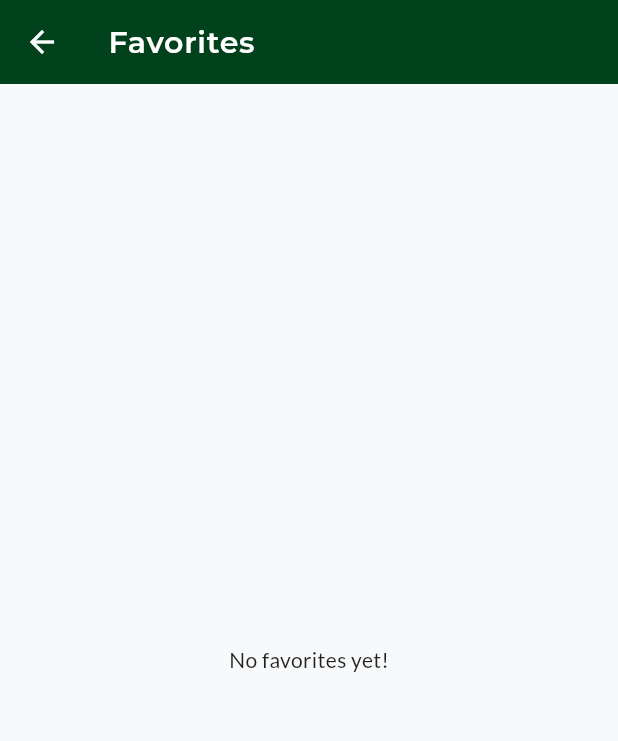
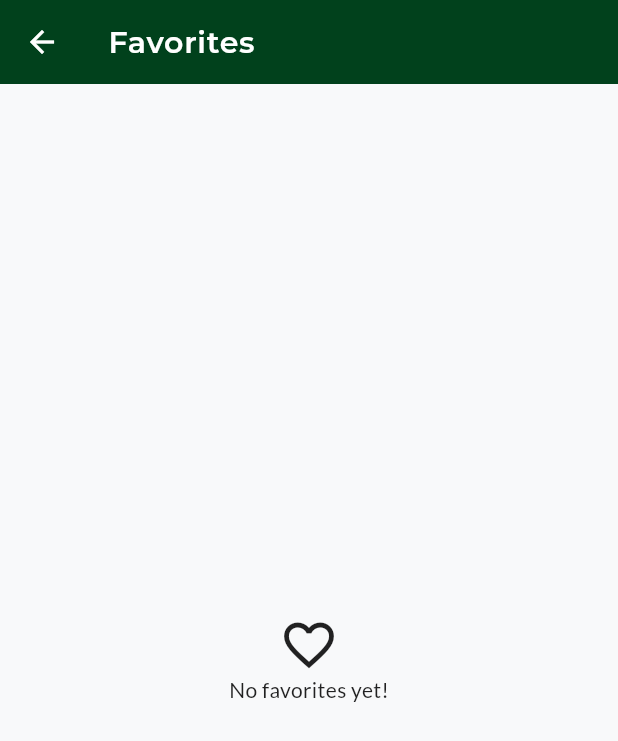
Before and after one commit to Faizan-Shurjeel/Uni-Option, a Flutter app: the FavoritesScreen screen opened by its route, on a phone screen of 412 x 824 dp. Shown: the top 741 px of the screen. Run offline on Flutter 3.47's test engine with Material 3 defaults, Android fonts, the phone set to English and light mode, and no system bars; our stand-ins replace cached_network_image, google_fonts, shared_preferences; accounts and stored records are empty.

Commit message:
Favorite

```diff
--- a/lib/screens/favorites_screen.dart
+++ b/lib/screens/favorites_screen.dart
@@ -8,28 +8,56 @@ class FavoritesScreen extends StatelessWidget {
 
   @override
   Widget build(BuildContext context) {
-    final universityProvider = Provider.of<UniversityProvider>(context);
-    final List<University> favoriteUniversities = universityProvider.favorites;
-
     return Scaffold(
       appBar: AppBar(
         title: const Text('Favorites'),
       ),
-      body: favoriteUniversities.isEmpty
+      body: Consumer<UniversityProvider>(
+        builder: (context, universityProvider, child) {
+          final List<University> favoriteUniversities =
+              universityProvider.favorites;
+
+          return favoriteUniversities.isEmpty
               ? const Center(
-              child: Text('No favorites yet!'),
+                  child: EmptyFavorites(), // Custom widget for empty state
                 )
               : ListView.builder(
                   itemCount: favoriteUniversities.length,
                   itemBuilder: (context, index) {
                     final university = favoriteUniversities[index];
+                    return FavoriteUniversityTile(
+                      key: ValueKey(university.id),
+                      university: university,
+                    );
+                  },
+                );
+        },
+      ),
+    );
+  }
+}
+
+class FavoriteUniversityTile extends StatelessWidget {
+  const FavoriteUniversityTile({
+    Key? key,
+    required this.university,
+  }) : super(key: key);
+
+  final University university;
+
+  @override
+  Widget build(BuildContext context) {
     return ListTile(
       title: Text(university.name),
       subtitle: Text(university.location),
       trailing: IconButton(
         icon: const Icon(Icons.favorite, color: Colors.red),
         onPressed: () {
-                      universityProvider.toggleFavorite(university.id);
+          Provider.of<UniversityProvider>(context, listen: false)
+              .toggleFavorite(university.id);
+          ScaffoldMessenger.of(context).showSnackBar(
+            const SnackBar(content: Text('Favorite toggled')),
+          );
         },
       ),
       onTap: () {
@@ -40,7 +68,21 @@ class FavoritesScreen extends StatelessWidget {
         );
       },
     );
-              },
+  }
+}
+
+class EmptyFavorites extends StatelessWidget {
+  const EmptyFavorites({Key? key}) : super(key: key);
+
+  @override
+  Widget build(BuildContext context) {
+    return const Center(
+      child: Column(
+        mainAxisAlignment: MainAxisAlignment.center,
+        children: [
+          Icon(Icons.favorite_border, size: 40),
+          Text('No favorites yet!'),
+        ],
       ),
     );
   }
```
Lines whose indentation alone changed are shown as unchanged.
